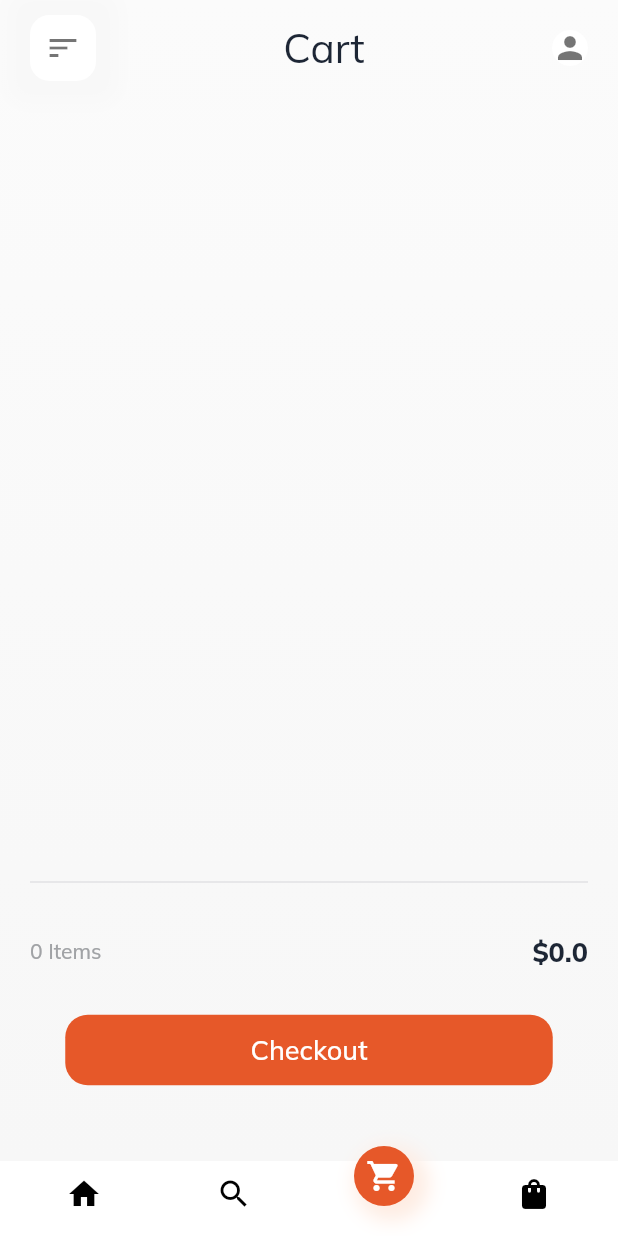
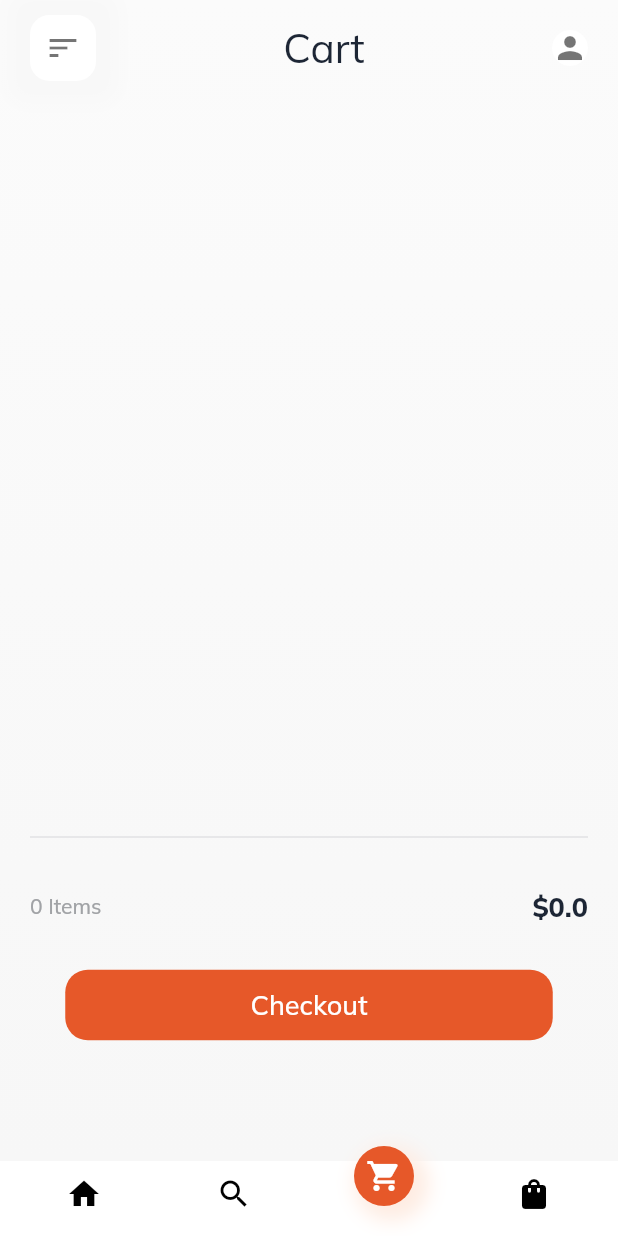
Before and after one commit to Anas-mo101/flutter-woo-ecommerce-app, a Flutter app: the ShoppingCartPage screen opened by its route, on a phone screen of 412 x 824 dp. Run offline on Flutter 3.47's test engine with Material 2 defaults, Android fonts, the phone set to English and light mode, and no system bars; our stand-ins replace data_connection_checker, flutter_cache_manager, flutter_secure_storage, get, google_fonts, shared_preferences; accounts and stored records are empty; network calls fail.

Commit message:
minor adjustments

```diff
--- a/lib/src/modules/cart/view/shopping_cart_page.dart
+++ b/lib/src/modules/cart/view/shopping_cart_page.dart
@@ -197,7 +197,7 @@ class ShoppingCartPage extends StatelessWidget {
                             TopBar('cart'.tr,Icons.sort,() => Get.toNamed(Routes.settings)),
                             Expanded(
                               child: Container(
-                                padding: AppTheme.padding,
+                                padding: EdgeInsets.symmetric(horizontal: 10),
                                 child: SingleChildScrollView(
                                   child: Column(
                                     children: [
@@ -219,6 +219,7 @@ class ShoppingCartPage extends StatelessWidget {
                                   _price(),
                                   SizedBox(height: 30),
                                   _submitButton(context),
+                                  SizedBox(height: 30),
                                 ],
                               ),
                             ),
--- a/lib/src/modules/checkout/views/checkout_page.dart
+++ b/lib/src/modules/checkout/views/checkout_page.dart
@@ -271,7 +271,7 @@ class CheckoutPage extends StatelessWidget {
                             TopBar('checkout'.tr,Icons.arrow_back_sharp,() => Get.back(), rightIcon: null),
                             Expanded(
                               child: Container(
-                                padding: AppTheme.padding,
+                                padding: EdgeInsets.symmetric(horizontal: 20),
                                 child: SingleChildScrollView(
                                   child: Column(
                                     children: [
@@ -282,7 +282,8 @@ class CheckoutPage extends StatelessWidget {
                               ),
                             ),
                             Container(
-                              padding: EdgeInsets.symmetric(vertical: 30,horizontal: 20),
+                              // padding: EdgeInsets.symmetric(vertical: 30,horizontal: 20),
+                              padding: EdgeInsets.fromLTRB(20, 0, 20, 50),
                               child: Column(
                                 mainAxisAlignment: MainAxisAlignment.end,
                                 children: <Widget>[
--- a/lib/src/widgets/product_card.dart
+++ b/lib/src/widgets/product_card.dart
@@ -35,7 +35,7 @@ class ProductCard extends StatelessWidget {
                     Center(child: Image.network(product.image[0])),
                 SizedBox(height: 5),
                 TitleText(
-                  text: product.name,
+                  text: product.name.length > 20 ? product.name.substring(0,20) + '...' : product.name,
                   fontSize: product.isSelected ? 16 : 14,
                 ),
                 TitleText(
```
